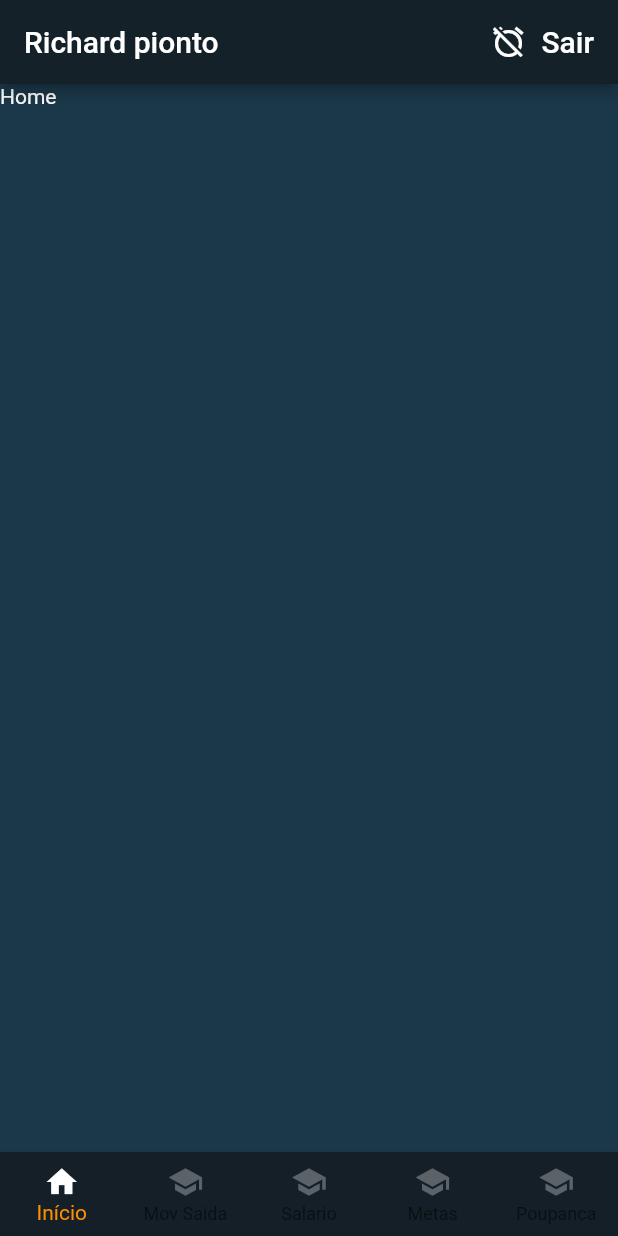
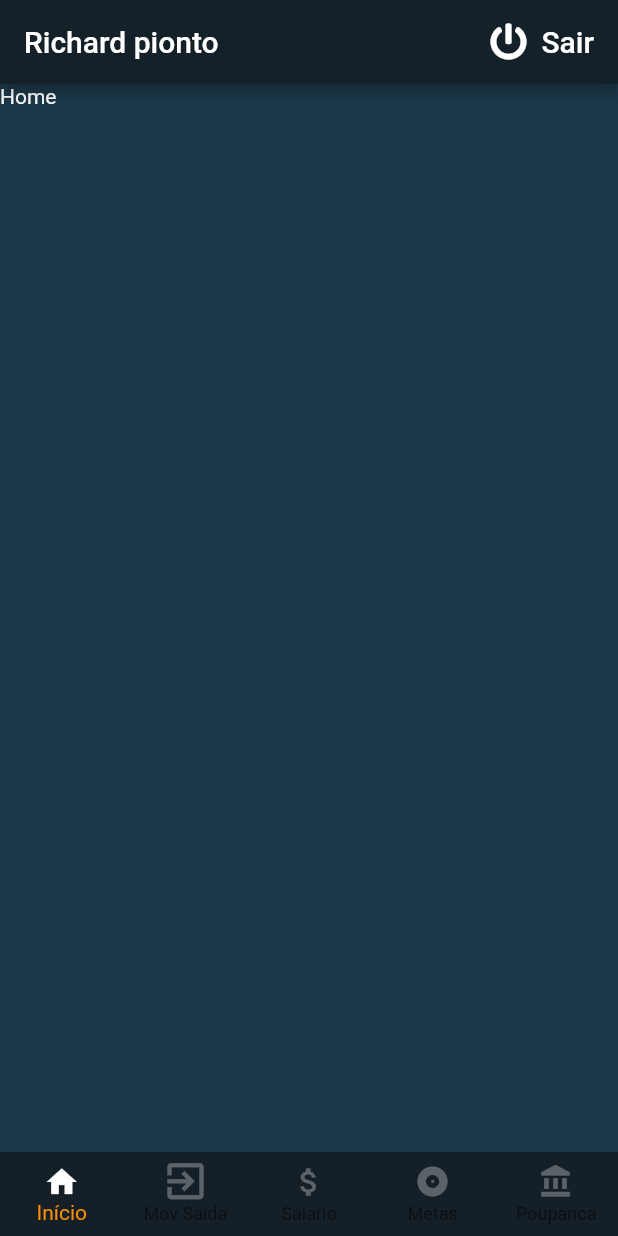
Before and after one commit to guilhermemoriggidesouza/webEconomize, a Flutter app: the screen it shows after launch, on a phone screen of 412 x 824 dp. Run offline on Flutter 3.47's test engine with Material 2 defaults, Android fonts, the phone set to English and light mode, and no system bars.

Commit message:
Insere os ícones na home page

```diff
--- a/lib/custom/metas.dart
+++ b/lib/custom/metas.dart
@@ -1,4 +1,4 @@
-/// Flutter icons Metas
+/// Flutter icons MetasIcons
 /// Copyright (C) 2020 by original authors @ fluttericon.com, fontello.com
 /// This font was generated by FlutterIcon.com, which is derived from Fontello.
 ///
@@ -7,9 +7,9 @@
 ///
 /// flutter:
 ///   fonts:
-///    - family:  Metas
+///    - family:  MetasIcons
 ///      fonts:
-///       - asset: fonts/Metas.ttf
+///       - asset: fonts/MetasIcons.ttf
 ///
 ///
 /// * Material Design Icons, Copyright (C) Google, Inc
@@ -19,10 +19,10 @@
 ///
 import 'package:flutter/widgets.dart';
 
-class Metas {
-  Metas._();
+class MetasIcons {
+  MetasIcons._();
 
-  static const _kFontFam = 'Metas';
+  static const _kFontFam = 'MetasIcons';
   static const _kFontPkg = null;
 
   static const IconData album = IconData(0xe805, fontFamily: _kFontFam, fontPackage: _kFontPkg);
--- a/lib/custom/poupanca.dart
+++ b/lib/custom/poupanca.dart
@@ -1,4 +1,4 @@
-/// Flutter icons Poupanca
+/// Flutter icons PoupancaIcons
 /// Copyright (C) 2020 by original authors @ fluttericon.com, fontello.com
 /// This font was generated by FlutterIcon.com, which is derived from Fontello.
 ///
@@ -7,9 +7,9 @@
 ///
 /// flutter:
 ///   fonts:
-///    - family:  Poupanca
+///    - family:  PoupancaIcons
 ///      fonts:
-///       - asset: fonts/Poupanca.ttf
+///       - asset: fonts/PoupancaIcons.ttf
 ///
 ///
 /// * Material Design Icons, Copyright (C) Google, Inc
@@ -19,10 +19,10 @@
 ///
 import 'package:flutter/widgets.dart';
 
-class Poupanca {
-  Poupanca._();
+class PoupancaIcons {
+  PoupancaIcons._();
 
-  static const _kFontFam = 'Poupanca';
+  static const _kFontFam = 'PoupancaIcons';
   static const _kFontPkg = null;
 
   static const IconData account_balance = IconData(0xe800, fontFamily: _kFontFam, fontPackage: _kFontPkg);
--- a/lib/view/main_page.dart
+++ b/lib/view/main_page.dart
@@ -2,6 +2,10 @@ import 'package:flutter/material.dart';
 import 'package:provider/provider.dart';
 import 'package:webEconomize/controller/LoginController.dart';
 import 'package:webEconomize/controller/sessions/SessionLogin.dart';
+import 'package:webEconomize/custom/exit.dart';
+import 'package:webEconomize/custom/metas.dart';
+import 'package:webEconomize/custom/poupanca.dart';
+import 'package:webEconomize/custom/power.dart';
 import 'package:webEconomize/view/home.dart';
 import 'package:webEconomize/view/metas.dart';
 import 'package:webEconomize/view/mov_saida.dart';
@@ -52,8 +56,8 @@ class _MainPageState extends State<MainPage> {
           ),
 
           BottomNavigationBarItem(
-            icon: Icon(Icons.school, color: Colors.white30),
-            activeIcon: Icon(Icons.school, color: Colors.white),
+            icon: Icon(Exit.icon_ionic_md_exit, color: Colors.white30),
+            activeIcon: Icon(Exit.icon_ionic_md_exit, color: Colors.white),
             backgroundColor: Color(0xff141F27),
             title: Text(
               'Mov Saida',
@@ -64,8 +68,8 @@ class _MainPageState extends State<MainPage> {
           ),
 
           BottomNavigationBarItem(
-            icon: Icon(Icons.school, color: Colors.white30),
-            activeIcon: Icon(Icons.school, color: Colors.white),
+            icon: Icon(Icons.attach_money, color: Colors.white30),
+            activeIcon: Icon(Icons.attach_money, color: Colors.white),
             backgroundColor: Color(0xff141F27),
             title: Text(
               'Salario',
@@ -76,8 +80,8 @@ class _MainPageState extends State<MainPage> {
           ),
 
           BottomNavigationBarItem(
-            icon: Icon(Icons.school, color: Colors.white30),
-            activeIcon: Icon(Icons.school, color: Colors.white),
+            icon: Icon(MetasIcons.album, color: Colors.white30),
+            activeIcon: Icon(MetasIcons.album, color: Colors.white),
             backgroundColor: Color(0xff141F27),
             title: Text(
               'Metas',
@@ -88,8 +92,8 @@ class _MainPageState extends State<MainPage> {
           ),
 
           BottomNavigationBarItem(
-            icon: Icon(Icons.school, color: Colors.white30),
-            activeIcon: Icon(Icons.school, color: Colors.white),
+            icon: Icon(PoupancaIcons.account_balance, color: Colors.white30),
+            activeIcon: Icon(PoupancaIcons.account_balance, color: Colors.white),
             backgroundColor: Color(0xff141F27),
             title: Text(
               'Poupanca',
@@ -125,7 +129,7 @@ class _MainPageState extends State<MainPage> {
             onPressed: () => {},
             child: Row( // Replace with a Row for horizontal icon + text
               children: <Widget>[
-                Icon(Icons.alarm_off, color: Colors.white,),
+                Icon(Power.icon_awesome_power_off, color: Colors.white,),
                 Container(
                   padding: EdgeInsets.only(left: 10),
                   child:  Text(
--- a/pubspec.yaml
+++ b/pubspec.yaml
@@ -38,10 +38,10 @@ flutter:
     fonts:
     - asset: lib/fonts/exit.ttf
 
-  - family: Poupanca
+  - family: PoupancaIcons
     fonts:
     - asset: lib/fonts/poupanca.ttf
 
-  - family: Metas
+  - family: MetasIcons
     fonts:
     - asset: lib/fonts/metas.ttf
```
